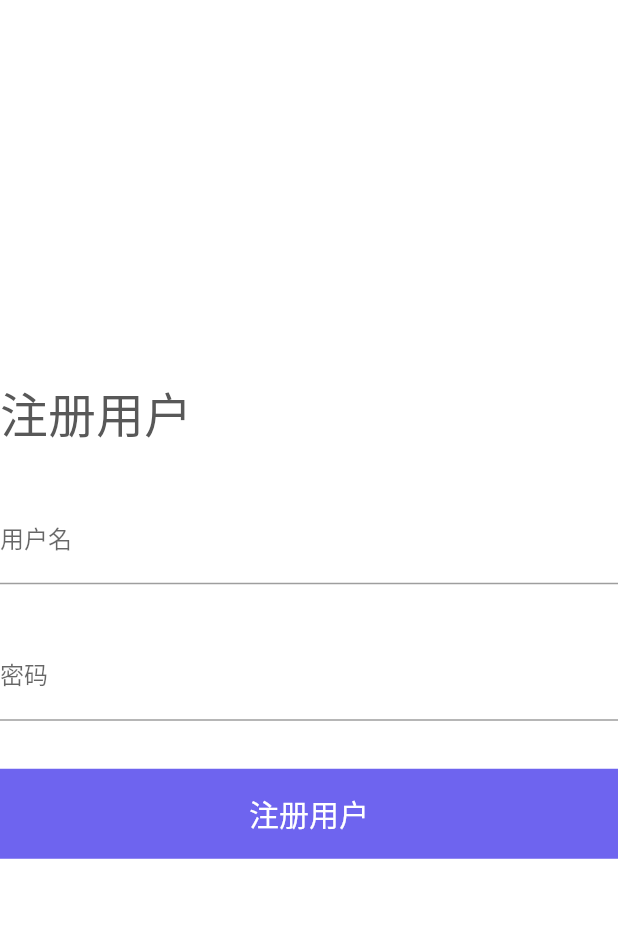
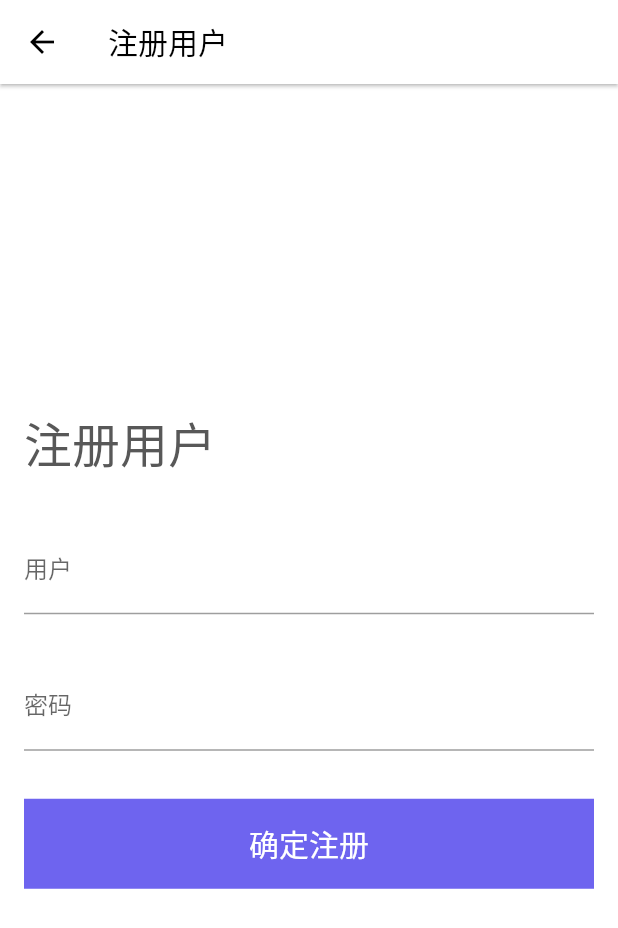
Before and after one commit to qweijiaq/GopherImage-flutter, a Flutter app: the UserCreate screen opened directly, on a phone screen of 412 x 824 dp. Shown: the top 928 px of the screen. Run offline on Flutter 3.47's test engine with Material 2 defaults, Android fonts, the light colour scheme and no system bars; our stand-ins replace file_picker, flutter_dotenv, shared_preferences; accounts and stored records are empty; network calls fail.

Commit message:
完成用户创建

```diff
--- a/lib/app/app.dart
+++ b/lib/app/app.dart
@@ -5,6 +5,7 @@ import 'package:GopherImage/app/digg/digg_provider.dart';
 import 'package:GopherImage/app/router/app_route_information_parser.dart';
 import 'package:GopherImage/app/router/app_router_delegate.dart';
 import 'package:GopherImage/post/post_provider.dart';
+import 'package:GopherImage/user/user_provider.dart';
 import 'package:flutter/material.dart';
 import 'package:GopherImage/app/themes/app_theme.dart';
 import 'package:provider/provider.dart';
@@ -69,6 +70,7 @@ class _AppState extends State<App> {
         ...appProviders,
         ...postProviders,
         ...diggProviders,
+        ...userProviders,
       ],
       child: MaterialApp.router(
         debugShowCheckedModeBanner: false,
--- a/lib/app/components/app_home.dart
+++ b/lib/app/components/app_home.dart
@@ -1,6 +1,8 @@
 import 'package:flutter/material.dart';
 import 'package:provider/provider.dart';
 import '../../post/create/post_create_model.dart';
+// import 'app_floating_action_button.dart';
+import 'app_page_aside.dart';
 import 'app_page_bottom.dart';
 import 'app_page_header.dart';
 import 'app_page_main.dart';
--- a/lib/app/router/app_router_delegate.dart
+++ b/lib/app/router/app_router_delegate.dart
@@ -6,6 +6,7 @@ import 'package:provider/provider.dart';
 
 import '../../playground/routing/components/about.dart';
 import '../../post/show/post_show.dart';
+import '../../user/create/user_create.dart';
 import '../auth/login/auth_login.dart';
 import '../components/app_home.dart';
 
@@ -97,6 +98,11 @@ class AppRouterDelegate extends RouterDelegate<AppRouteConfiguration>
             key: ValueKey('AuthLogin'),
             child: AuthLogin(),
           ),
+        if (appModel.pageName == 'UserCreate')
+          MaterialPage(
+            key: ValueKey('UserCreate'),
+            child: UserCreate(),
+          ),
       ],
       onPopPage: (route, result) {
         if (!route.didPop(result)) {
--- /dev/null
+++ b/lib/user/create/components/user_create_form.dart
@@ -0,0 +1,95 @@
+import 'dart:io';
+
+import 'package:flutter/material.dart';
+import 'package:provider/provider.dart';
+
+import '../../../app/app_model.dart';
+import '../../../app/auth/auth.dart';
+import '../../../app/auth/auth_model.dart';
+import '../../../app/components/app_button.dart';
+import '../../../app/components/app_header_text.dart';
+import '../../../app/components/app_password_field.dart';
+import '../../../app/components/app_text_field.dart';
+import '../user_create_model.dart';
+
+class UserCreateForm extends StatefulWidget {
+  @override
+  _UserCreateFormState createState() => _UserCreateFormState();
+}
+
+class _UserCreateFormState extends State<UserCreateForm> {
+  String? name;
+  String? password;
+
+  final formKey = GlobalKey<FormState>();
+
+  @override
+  Widget build(BuildContext context) {
+    final authModel = Provider.of<AuthModel>(context, listen: true);
+    final appModel = context.read<AppModel>();
+    final userCreateModel = context.read<UserCreateModel>();
+
+    // 标题
+    final header = AppHeaderText('注册用户');
+
+    // 用户
+    final nameField = AppTextField(
+      labelText: '用户',
+      onChanged: (value) {
+        name = value;
+      },
+    );
+
+    // 密码
+    final passwordField = AppPasswordField(
+      onChanged: (value) {
+        password = value;
+      },
+    );
+
+    // 提交
+    final submitButton = AppButton(
+      onPressed: () async {
+        formKey.currentState!.validate();
+
+        try {
+          await userCreateModel.createUser(
+            name: name!,
+            password: password!,
+          );
+
+          await authModel.login(
+            LoginData(
+              name: name!,
+              password: password!,
+            ),
+          );
+
+          appModel.setPageName('');
+        } on HttpException catch (e) {
+          ScaffoldMessenger.of(context).showSnackBar(
+            SnackBar(content: Text(e.message)),
+          );
+        }
+      },
+      text: '确定注册',
+    );
+
+    return Container(
+      padding: EdgeInsets.all(16),
+      child: Form(
+        key: formKey,
+        child: Column(
+          mainAxisAlignment: MainAxisAlignment.center,
+          crossAxisAlignment: CrossAxisAlignment.start,
+          children: [
+            header,
+            nameField,
+            passwordField,
+            submitButton,
+          ],
+        ),
+      ),
+    );
+  }
+}
--- a/lib/user/create/user_create.dart
+++ b/lib/user/create/user_create.dart
@@ -1,114 +1,15 @@
 import 'package:flutter/material.dart';
 
-class UserCreate extends StatefulWidget {
-  @override
-  State<UserCreate> createState() => _UserCreateState();
-}
+import 'components/user_create_form.dart';
 
-class _UserCreateState extends State<UserCreate> {
-  String? name;
-  String? password;
-
-  final nameFieldKey = GlobalKey<FormFieldState>();
-  final passwordFieldKey = GlobalKey<FormFieldState>();
-
-  final nameFieldController = TextEditingController();
-  final passwordFieldController = TextEditingController();
-
-  final formKey = GlobalKey<FormState>();
-
-  @override
-  void dispose() {
-    super.dispose();
-    nameFieldController.dispose();
-    passwordFieldController.dispose();
-  }
-
-  @override
-  void initState() {
-    super.initState();
-    nameFieldController.addListener(() {
-      print('用户 ${nameFieldController.text}');
-    });
-    passwordFieldController.addListener(() {
-      print('密码 ${passwordFieldController.text}');
-    });
-
-    // nameFieldController.text = '李白';
-    // passwordFieldController.text = '123123';
-  }
-
+class UserCreate extends StatelessWidget {
   @override
   Widget build(BuildContext context) {
-    return Form(
-      key: formKey,
-      child: Column(
-        mainAxisAlignment: MainAxisAlignment.center,
-        crossAxisAlignment: CrossAxisAlignment.start,
-        children: [
-          Text(
-            '注册用户',
-            style: TextStyle(
-              fontWeight: FontWeight.w300,
-              fontSize: 32,
-            ),
-          ),
-          SizedBox(height: 32),
-          TextFormField(
-            key: nameFieldKey,
-            controller: nameFieldController,
-            decoration: InputDecoration(
-              labelText: '用户名',
-            ),
-            onChanged: (value) {
-              name = value;
-            },
-            autovalidateMode: AutovalidateMode.onUserInteraction,
-            validator: (value) {
-              if (value == null || value.isEmpty) {
-                return '请输入用户名';
-              }
-              return null;
-            },
-          ),
-          SizedBox(height: 32),
-          TextFormField(
-            key: passwordFieldKey,
-            controller: passwordFieldController,
-            obscureText: true,
-            decoration: InputDecoration(
-              labelText: '密码',
-            ),
-            onChanged: (value) {
-              password = value;
-            },
-            autovalidateMode: AutovalidateMode.onUserInteraction,
-            validator: (value) {
-              if (value == null || value.isEmpty) {
-                return '请输入密码';
-              }
-              if (value.isNotEmpty && value.length < 6) {
-                return '密码长度至少为 6 位';
-              }
-              return null;
-            },
-          ),
-          SizedBox(height: 32),
-          ElevatedButton(
-            style: ElevatedButton.styleFrom(
-                textStyle: TextStyle(fontSize: 20),
-                minimumSize: Size(double.infinity, 60)),
-            child: Text('注册用户'),
-            onPressed: () {
-              // nameFieldKey.currentState!.validate();
-              // passwordFieldKey.currentState!.validate();
-              formKey.currentState!.validate();
-              print(
-                  '注册用户 ${nameFieldKey.currentState!.value} ${passwordFieldKey.currentState!.value}');
-            },
-          ),
-        ],
+    return Scaffold(
+      appBar: AppBar(
+        title: Text('注册用户'),
       ),
+      body: UserCreateForm(),
     );
   }
 }
--- /dev/null
+++ b/lib/user/user_provider.dart
@@ -0,0 +1,11 @@
+import 'package:provider/provider.dart';
+
+import 'create/user_create_model.dart';
+
+final userCreateProvider = ChangeNotifierProvider(
+  create: (context) => UserCreateModel(),
+);
+
+final userProviders = [
+  userCreateProvider,
+];
```
Also changed, not shown: lib/app/components/app_page_header.dart (+6 -6 lines), lib/user/create/user_create_model.dart (added, +35 -0 lines), lib/user/profile/user_profile.dart (+30 -12 lines).
